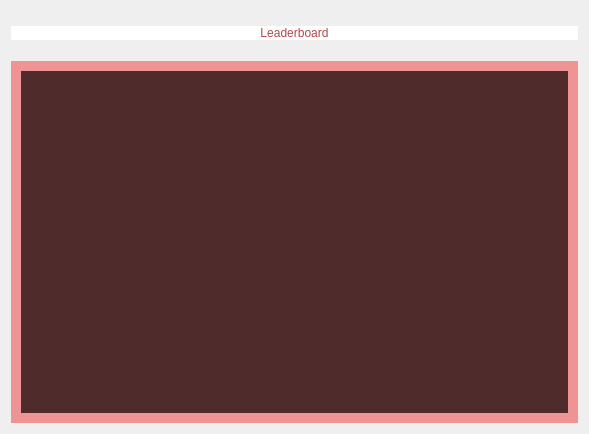
Before: the Qt Designer form MATFWars/leaderboard.ui in Divljo31/MATFWars, drawn with Qt 5.
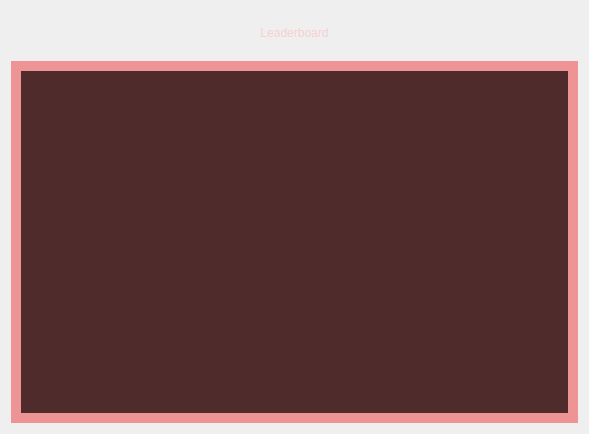
After: the same form once the commit is applied. Icons and pictures are not drawn.

The edit to the form file:
```diff
--- a/MATFWars/leaderboard.ui
+++ b/MATFWars/leaderboard.ui
@@ -38,10 +38,8 @@
      <item>
       <widget class="QLabel" name="leaderboard_label">
        <property name="styleSheet">
-        <string notr="true">color: rgb(180, 72, 72);
-background-color: rgb(255, 255, 255);
-font: 600 20pt &quot;URW Bookman&quot;;
-</string>
+        <string notr="true">font: 600 20pt &quot;URW Bookman&quot;;
+color: rgb(246, 206, 206);</string>
        </property>
        <property name="text">
         <string>&lt;html&gt;&lt;head/&gt;&lt;body&gt;&lt;p&gt;Leaderboard&lt;/p&gt;&lt;/body&gt;&lt;/html&gt;</string>
```
Left out of the diff: 3 changed lines with no effect on the pictures.
